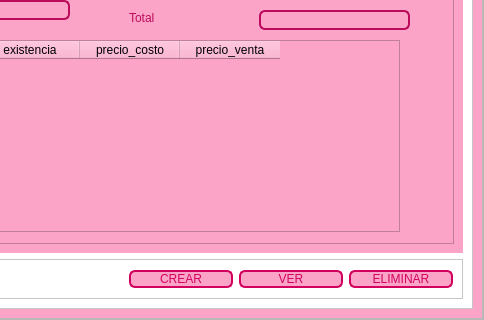
The window that View/menu.ui (AnderNoleon/proyecto_carro) describes before a commit, drawn with Qt 5; both pictures show x 531 to 1015 and y 265 to 585 of the 1015 by 585 pixel window.
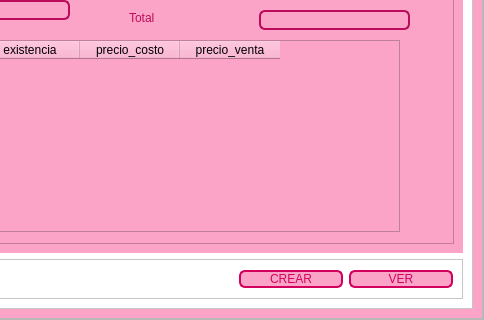
The same window after the commit. The open tabs and pages were chosen to show the change. Icons and pictures are not drawn.

Commit message: Revision y modificacion

Patch:
```diff
--- a/View/menu.ui
+++ b/View/menu.ui
@@ -1327,28 +1327,6 @@
                       </property>
                      </widget>
                     </item>
-                    <item>
-                     <widget class="QPushButton" name="btn_eliminar_cliente_3">
-                      <property name="styleSheet">
-                       <string notr="true">QPushButton{
-    border: 2px solid #d2015d;
-    border-radius: 6px;
-    background-color: #fba4c7;
-    font: 60 10pt &quot;Arial Black&quot;;
-    color: #d2015d;
-    min-width: 100px;
-}
-QPushButton:hover{
-    background-color: white;
-    font: 70 10pt &quot;Arial Black&quot;;
-}
-</string>
-                      </property>
-                      <property name="text">
-                       <string>ELIMINAR</string>
-                      </property>
-                     </widget>
-                    </item>
                    </layout>
                   </widget>
                  </item>
```
Left out of the diff: 16 changed lines with no effect on the pictures. The commit also changes 2 other files.
